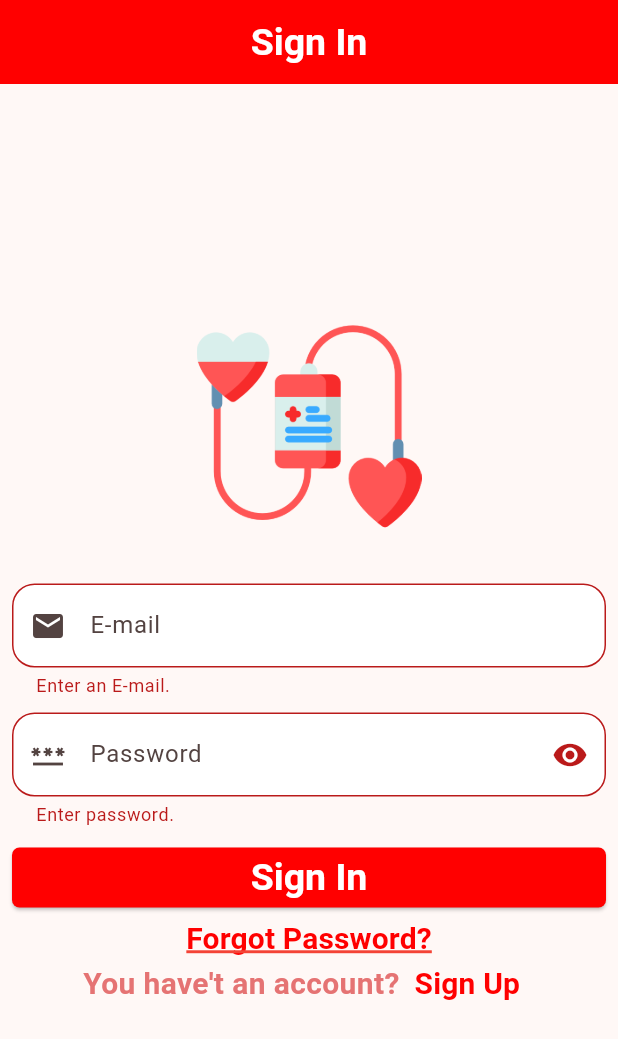
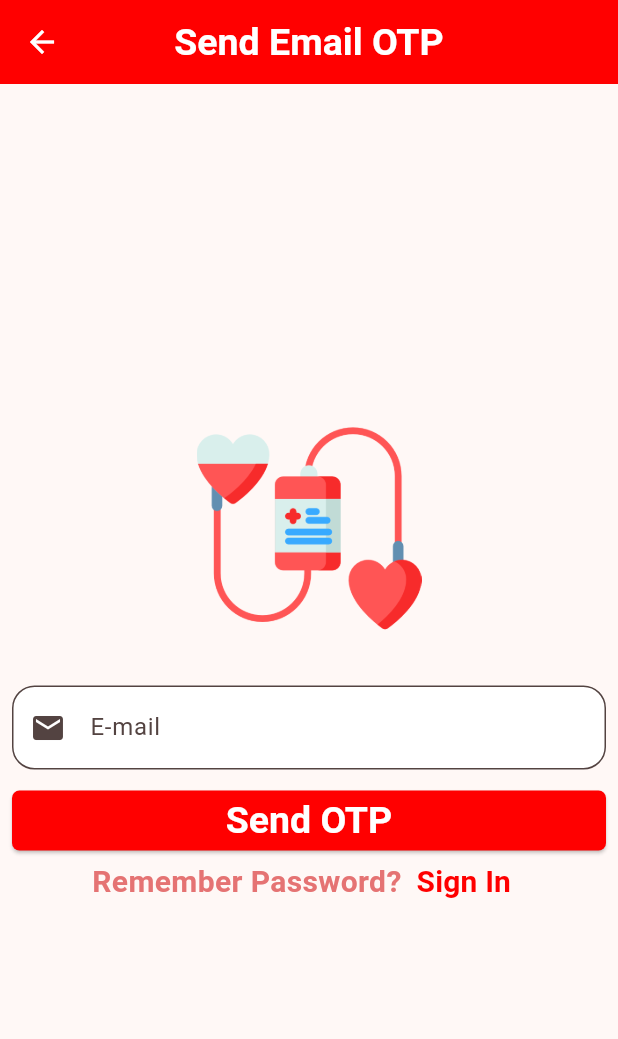
Before and after one commit to partho-debnath/donate-blood-flutter, a Flutter app: the screen it shows after launch, after a tap on "Sign In", after a tap on "Forgot Password?", on a phone screen of 412 x 824 dp. Shown: the top 1039 px of the screen. Run offline on Flutter 3.47's test engine with Material 3 defaults, Android fonts, the phone set to English and light mode, and no system bars; our stand-ins replace get, image_picker, intl_phone_field, location.

Commit message:
SendEmailOTP and Varify OTP Screen added

```diff
--- a/lib/applications/blood_donate.dart
+++ b/lib/applications/blood_donate.dart
@@ -2,7 +2,8 @@ import 'package:flutter/material.dart';
 import 'package:get/get.dart';
 
 import '../presentation/ui/screens/home_screen.dart';
-import '../presentation/ui/screens/signin_screen.dart';
+import '../presentation/ui/screens/send_email_otp_screen.dart';
+import '../presentation/ui/screens/sign_in_screen.dart';
 import '../presentation/ui/screens/sign_up_first_screen.dart';
 import '../presentation/ui/screens/splash_screen.dart';
 import './binders.dart';
@@ -48,14 +49,14 @@ class BloodDonate extends StatelessWidget {
             foregroundColor: const WidgetStatePropertyAll<Color>(
               Colors.white,
             ),
+            backgroundColor: const WidgetStatePropertyAll<Color>(
+              Color(0xffff0000),
+            ),
             textStyle: const WidgetStatePropertyAll<TextStyle>(
               TextStyle(
                 fontSize: 25,
                 fontWeight: FontWeight.bold,
               ),
-            ),
-            backgroundColor: const WidgetStatePropertyAll<Color>(
-              Color(0xffff0000),
             ),
             shape: WidgetStatePropertyAll<OutlinedBorder>(
               RoundedRectangleBorder(
@@ -65,9 +66,9 @@ class BloodDonate extends StatelessWidget {
             minimumSize: const WidgetStatePropertyAll(
               Size.fromHeight(40),
             ),
-            maximumSize: const WidgetStatePropertyAll(
-              Size.fromHeight(80),
-            ),
+            // maximumSize: const WidgetStatePropertyAll(
+            //   Size.fromHeight(80),
+            // ),
           ),
         ),
       ),
@@ -89,6 +90,10 @@ class BloodDonate extends StatelessWidget {
           name: HomeScreen.routeName,
           page: () => const HomeScreen(),
         ),
+        GetPage(
+          name: SendEmailOtpScreen.routeName,
+          page: () => const SendEmailOtpScreen(),
+        ),
       ],
     );
   }
--- /dev/null
+++ b/lib/presentation/ui/screens/send_email_otp_screen.dart
@@ -0,0 +1,132 @@
+import 'dart:async';
+import 'dart:developer';
+
+import 'package:flutter/material.dart';
+import 'package:get/get.dart';
+
+import 'verify_otp.dart';
+
+class SendEmailOtpScreen extends StatefulWidget {
+  const SendEmailOtpScreen({super.key});
+  static const String routeName = '/send-email-otp-screen/';
+
+  @override
+  State<SendEmailOtpScreen> createState() => _SendEmailOtpScreenState();
+}
+
+class _SendEmailOtpScreenState extends State<SendEmailOtpScreen> {
+  final GlobalKey<FormState> _form = GlobalKey<FormState>();
+  final ValueNotifier _otpExpiredTimeCounter = ValueNotifier<int>(0);
+  final Map<String, String> _formData = {};
+
+  @override
+  Widget build(BuildContext context) {
+    return Scaffold(
+      appBar: AppBar(
+        title: const Text('Send Email OTP'),
+      ),
+      body: Center(
+        child: Form(
+          key: _form,
+          child: SingleChildScrollView(
+            child: Padding(
+              padding: const EdgeInsets.all(8.0),
+              child: Column(
+                mainAxisAlignment: MainAxisAlignment.center,
+                // crossAxisAlignment: CrossAxisAlignment.stretch,
+                children: <Widget>[
+                  Image.asset(
+                    'images/blood-donation.png',
+                    height: 150,
+                    width: 150,
+                  ),
+                  const SizedBox(height: 30),
+                  TextFormField(
+                    keyboardType: TextInputType.emailAddress,
+                    textInputAction: TextInputAction.next,
+                    autovalidateMode: AutovalidateMode.onUserInteraction,
+                    decoration: const InputDecoration(
+                      hintText: 'E-mail',
+                      prefixIcon: Icon(Icons.email),
+                    ),
+                    onSaved: (newValue) {
+                      log('E-mail: $newValue');
+                      _formData.addAll({'email': newValue!});
+                    },
+                    validator: (value) {
+                      if (value?.isEmpty ?? true) {
+                        return 'Enter your email.';
+                      }
+                      if (RegExp(r"^[a-zA-Z0-9.a-zA-Z0-9.!#$%&'*+-/=?^_`{|}~]+@[a-zA-Z0-9]+\.[a-zA-Z]+")
+                              .hasMatch(value!.trim()) ==
+                          false) {
+                        return 'Please enter your valid email.';
+                      }
+                      return null;
+                    },
+                  ),
+                  const SizedBox(height: 10),
+                  ElevatedButton(
+                    style: ElevatedButton.styleFrom(
+                      disabledBackgroundColor: Colors.grey.shade400,
+                    ),
+                    onPressed: () {
+                      if (_form.currentState!.validate() == true) {
+                        _form.currentState!.save();
+                        log(_formData.toString());
+                        Navigator.of(context).push(
+                          MaterialPageRoute(
+                            builder: (context) {
+                              return OtpScreen(formData: _formData);
+                            },
+                          ),
+                        );
+                      } else {
+                        log('-----');
+                      }
+                    },
+                    child: const Text(
+                      'Send OTP',
+                    ),
+                  ),
+                  const SizedBox(height: 2),
+                  Row(
+                    mainAxisAlignment: MainAxisAlignment.center,
+                    children: <Widget>[
+                      Text(
+                        'Remember Password?',
+                        style: TextStyle(
+                          color: Colors.red.shade300,
+                          fontSize: 20,
+                          fontWeight: FontWeight.bold,
+                        ),
+                      ),
+                      TextButton(
+                        onPressed: () {
+                          Get.back();
+                        },
+                        style: TextButton.styleFrom(
+                          padding: const EdgeInsets.symmetric(horizontal: 10),
+                          minimumSize: const Size(50, 30),
+                          tapTargetSize: MaterialTapTargetSize.shrinkWrap,
+                        ),
+                        child: const Text(
+                          'Sign In',
+                          style: TextStyle(
+                            color: Color(0xffff0000),
+                            fontSize: 20,
+                            fontWeight: FontWeight.bold,
+                          ),
+                        ),
+                      ),
+                    ],
+                  ),
+                ],
+              ),
+            ),
+          ),
+        ),
+      ),
+    );
+  }
+}
--- a/lib/presentation/ui/screens/signin_screen.dart
+++ b/lib/presentation/ui/screens/sign_in_screen.dart
@@ -4,9 +4,10 @@ import 'dart:developer';
 
 import './sign_up_first_screen.dart';
 import './home_screen.dart';
+import 'send_email_otp_screen.dart';
 
 class SignInScreen extends StatefulWidget {
-  static const String routeName = '/login-screen/';
+  static const String routeName = '/sign-in-screen/';
   const SignInScreen({super.key});
 
   @override
@@ -119,7 +120,9 @@ class _LoginScreenState extends State<SignInScreen> {
                       minimumSize: const Size(50, 30),
                       padding: const EdgeInsets.symmetric(horizontal: 10),
                     ),
-                    onPressed: () {},
+                    onPressed: () {
+                      Get.toNamed(SendEmailOtpScreen.routeName);
+                    },
                     child: const Text(
                       'Forgot Password?',
                       style: TextStyle(
--- a/lib/presentation/ui/screens/sign_up_first_screen.dart
+++ b/lib/presentation/ui/screens/sign_up_first_screen.dart
@@ -9,7 +9,7 @@ import 'package:get/get.dart';
 import 'sign_up_second_screen.dart';
 
 class SignUpFirstScreen extends StatefulWidget {
-  static const String routeName = '/registration-screen/';
+  static const String routeName = '/sign-up-first-screen/';
   const SignUpFirstScreen({super.key});
 
   @override
--- a/lib/presentation/ui/screens/sign_up_second_screen.dart
+++ b/lib/presentation/ui/screens/sign_up_second_screen.dart
@@ -11,7 +11,7 @@ import '../utils/gps_location.dart';
 
 class SignUpSecondScreen extends StatefulWidget {
   Map<String, dynamic> formData;
-  static const String routeName = '/Sign-Up-Second-screen/';
+  static const String routeName = '/sign-up-second-screen/';
   SignUpSecondScreen({super.key, required this.formData});
 
   @override
@@ -100,7 +100,6 @@ class _SignUpSecondScreenState extends State<SignUpSecondScreen> {
                       if (value! == 'No Image Select.') {
                         return 'Please select an Image.';
                       }
-
                       return null;
                     },
                   ),
@@ -343,7 +342,6 @@ class _SignUpSecondScreenState extends State<SignUpSecondScreen> {
         );
       },
     );
-
     return imageSource;
   }
 
```
Also changed, not shown: lib/presentation/ui/screens/verify_otp.dart (added, +148 -0 lines).
